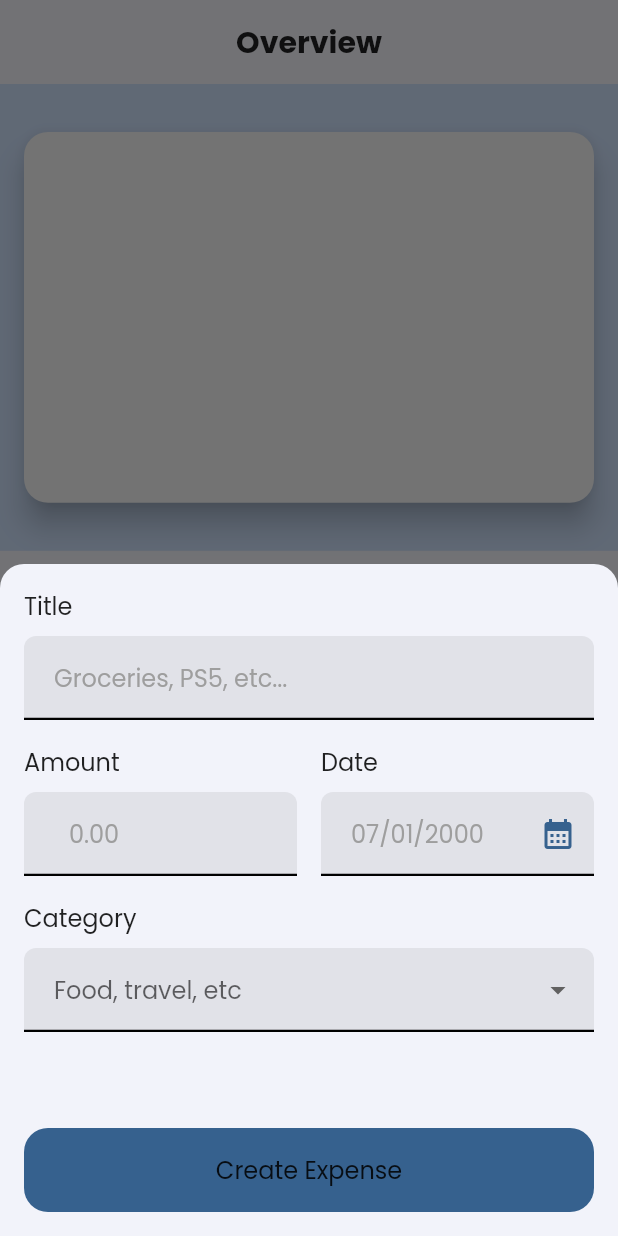
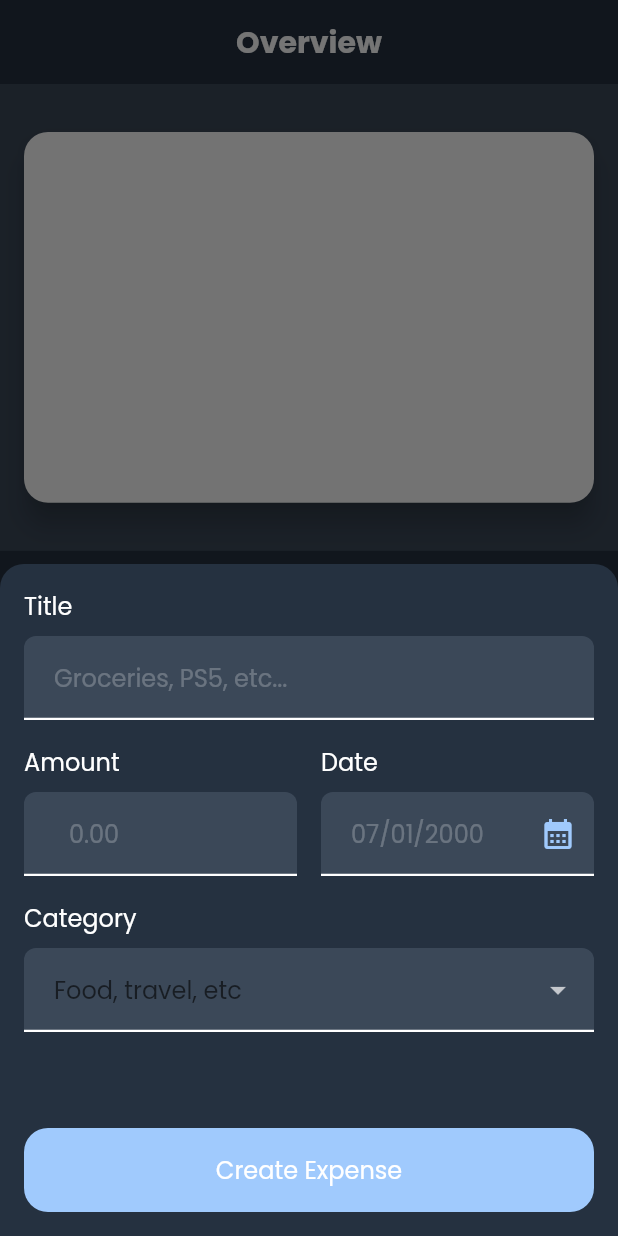
Before and after one commit to TNury/flutter_expenses_app, a Flutter app: the screen it shows after launch, after a tap on the "add" icon, on a phone screen of 412 x 824 dp. Run offline on Flutter 3.47's test engine with Material 2 defaults, Android fonts, the phone set to English and light mode, and no system bars.

Commit message:
feat: Implement dark theme

```diff
--- a/lib/main.dart
+++ b/lib/main.dart
@@ -1,5 +1,6 @@
 import 'package:flutter/material.dart';
 import 'package:flutter_expenses_tracker/theme/theme.dart';
+import 'package:flutter_expenses_tracker/theme/dark_theme.dart';
 import 'package:flutter_expenses_tracker/widgets/screens/expenses_screen.dart';
 
 void main() {
@@ -7,6 +8,8 @@ void main() {
     MaterialApp(
       title: "Flutter Expenses Tracker",
       theme: theme,
+      darkTheme: darkTheme,
+      themeMode: ThemeMode.dark,
       debugShowCheckedModeBanner: false,
       home: const ExpensesScreen(),
     ),
--- a/lib/theme/text_theme.dart
+++ b/lib/theme/text_theme.dart
@@ -1,21 +1,25 @@
 import 'package:flutter/material.dart';
 
-final textTheme = ThemeData().textTheme.copyWith(
+TextTheme textTheme([Color? textColor]) {
+  return ThemeData().textTheme.copyWith(
         // Titles
         titleSmall: ThemeData().textTheme.titleLarge!.copyWith(
               fontFamily: 'Poppins',
               fontSize: 20,
               fontWeight: FontWeight.bold,
+              color: textColor,
             ),
         titleMedium: ThemeData().textTheme.titleLarge!.copyWith(
               fontFamily: 'Poppins',
               fontSize: 24,
               fontWeight: FontWeight.bold,
+              color: textColor,
             ),
         titleLarge: ThemeData().textTheme.titleLarge!.copyWith(
               fontFamily: 'Poppins',
               fontSize: 28,
               fontWeight: FontWeight.bold,
+              color: textColor,
             ),
 
         // Headlines
@@ -23,16 +27,19 @@ final textTheme = ThemeData().textTheme.copyWith(
               fontFamily: 'Poppins',
               fontSize: 20,
               fontWeight: FontWeight.bold,
+              color: textColor,
             ),
         headlineMedium: ThemeData().textTheme.titleLarge!.copyWith(
               fontFamily: 'Poppins',
               fontSize: 24,
               fontWeight: FontWeight.bold,
+              color: textColor,
             ),
         headlineLarge: ThemeData().textTheme.titleLarge!.copyWith(
               fontFamily: 'Poppins',
               fontSize: 28,
               fontWeight: FontWeight.bold,
+              color: textColor,
             ),
 
         // Body texts
@@ -40,37 +47,47 @@ final textTheme = ThemeData().textTheme.copyWith(
               fontFamily: 'Poppins',
               fontSize: 14,
               fontWeight: FontWeight.normal,
+              color: textColor,
             ),
         bodyMedium: ThemeData().textTheme.titleLarge!.copyWith(
               fontFamily: 'Poppins',
               fontSize: 16,
               fontWeight: FontWeight.normal,
+              color: textColor,
             ),
         bodyLarge: ThemeData().textTheme.titleLarge!.copyWith(
               fontFamily: 'Poppins',
               fontSize: 18,
               fontWeight: FontWeight.normal,
+              color: textColor,
             ),
 
         // Label texts
         labelSmall: ThemeData().textTheme.titleLarge!.copyWith(
               fontFamily: 'Poppins',
+              color: textColor,
             ),
         labelMedium: ThemeData().textTheme.titleLarge!.copyWith(
               fontFamily: 'Poppins',
+              color: textColor,
             ),
         labelLarge: ThemeData().textTheme.titleLarge!.copyWith(
               fontFamily: 'Poppins',
+              color: textColor,
             ),
 
         // Display texts
         displaySmall: ThemeData().textTheme.titleLarge!.copyWith(
               fontFamily: 'Poppins',
+              color: textColor,
             ),
         displayMedium: ThemeData().textTheme.titleLarge!.copyWith(
               fontFamily: 'Poppins',
+              color: textColor,
             ),
         displayLarge: ThemeData().textTheme.titleLarge!.copyWith(
               fontFamily: 'Poppins',
+              color: textColor,
             ),
       );
+}
--- a/lib/theme/theme.dart
+++ b/lib/theme/theme.dart
@@ -7,13 +7,13 @@ const _roundedShape = RoundedRectangleBorder(
   ),
 );
 
-UnderlineInputBorder _getInputBorder({Color borderColor = Colors.black}) {
-  return const UnderlineInputBorder(
+UnderlineInputBorder getInputBorder([Color borderColor = Colors.black]) {
+  return UnderlineInputBorder(
     borderSide: BorderSide(
       width: 1.5,
-      color: Colors.black,
+      color: borderColor,
     ),
-    borderRadius: BorderRadius.only(
+    borderRadius: const BorderRadius.only(
       topLeft: Radius.circular(8),
       topRight: Radius.circular(8),
     ),
@@ -30,18 +30,12 @@ final ThemeData theme = ThemeData().copyWith(
 
   scaffoldBackgroundColor: _colorScheme.background,
 
-  textTheme: textTheme,
+  textTheme: textTheme(),
   appBarTheme: const AppBarTheme().copyWith(
+    scrolledUnderElevation: 0,
     backgroundColor: _colorScheme.background,
     centerTitle: true,
-    titleTextStyle: textTheme.titleSmall,
-    shape: const RoundedRectangleBorder(
-      borderRadius: BorderRadius.only(
-        bottomLeft: Radius.circular(8),
-        bottomRight: Radius.circular(8),
-      ),
-    ),
-    // foregroundColor: _colorScheme.primaryContainer,
+    titleTextStyle: textTheme().titleSmall,
   ),
 
   // Dialog theme
@@ -54,6 +48,7 @@ final ThemeData theme = ThemeData().copyWith(
 
   // Bottom sheet theme
   bottomSheetTheme: const BottomSheetThemeData().copyWith(
+    // backgroundColor: _colorScheme.onBackground,
     shape: const RoundedRectangleBorder(
       borderRadius: BorderRadius.only(
         topLeft: Radius.circular(16),
@@ -65,9 +60,8 @@ final ThemeData theme = ThemeData().copyWith(
   // Card theme
   cardTheme: const CardTheme().copyWith(
     elevation: 0,
-    color: _colorScheme.background,
-    surfaceTintColor: _colorScheme.background,
-    shape: _roundedShape,
+    color: Colors.transparent,
+    surfaceTintColor: Colors.transparent,
   ),
 
   // Filled button theme
@@ -90,12 +84,12 @@ final ThemeData theme = ThemeData().copyWith(
   inputDecorationTheme: const InputDecorationTheme().copyWith(
     filled: true,
     contentPadding: const EdgeInsets.all(0),
-    border: _getInputBorder(),
-    focusedBorder: _getInputBorder(),
-    errorBorder: _getInputBorder(borderColor: _colorScheme.error),
-    enabledBorder: _getInputBorder(),
-    disabledBorder: _getInputBorder(),
-    focusedErrorBorder: _getInputBorder(),
+    border: getInputBorder(),
+    focusedBorder: getInputBorder(),
+    errorBorder: getInputBorder(_colorScheme.error),
+    enabledBorder: getInputBorder(),
+    disabledBorder: getInputBorder(),
+    focusedErrorBorder: getInputBorder(),
     hintStyle: const TextStyle(color: Colors.grey),
     prefixStyle: const TextStyle(color: Colors.black),
     errorStyle: const TextStyle(
--- a/lib/widgets/ui/modals/expense_creation_modal.dart
+++ b/lib/widgets/ui/modals/expense_creation_modal.dart
@@ -18,12 +18,7 @@ class ExpenseCreationModal extends StatefulWidget {
 
 class _ExpenseCreationModalState extends State<ExpenseCreationModal> {
   final _formKey = GlobalKey<FormState>();
-  final _formValues = {
-    "title": "",
-    "amount": 0,
-    "category": null,
-    "date": null
-  };
+  final _formValues = {"title": "", "amount": 0, "category": null, "date": null};
 
   void _updateField(String fieldToUpdate, value) {
     setState(() {
@@ -137,7 +132,9 @@ class _ExpenseCreationModalState extends State<ExpenseCreationModal> {
                     onPressed: _submitForm,
                     child: Text(
                       'Create Expense',
-                      style: Theme.of(context).textTheme.bodyMedium,
+                      style: Theme.of(context).textTheme.bodyMedium!.copyWith(
+                            color: Colors.white,
+                          ),
                     ),
                   ),
                 ),
--- a/lib/widgets/ui/specialized/category_selector/category_selector.dart
+++ b/lib/widgets/ui/specialized/category_selector/category_selector.dart
@@ -30,11 +30,9 @@ class CategorySelector extends StatelessWidget {
           decoration: InputDecoration(
             contentPadding: const EdgeInsets.fromLTRB(16, 16, 8, 16),
             hintText: 'Food, travel, etc',
-            hintStyle: TextStyle(
-              fontSize: Theme.of(context).textTheme.bodyMedium!.fontSize,
-              color: Colors.grey,
-              fontWeight: Theme.of(context).textTheme.bodyMedium!.fontWeight,
-            ),
+            hintStyle: Theme.of(context).textTheme.bodyMedium!.copyWith(
+                  color: Theme.of(context).inputDecorationTheme.hintStyle!.color,
+                ),
           ),
           style: Theme.of(context).textTheme.bodyMedium,
           validator: (value) {
@@ -55,6 +53,7 @@ class CategorySelector extends StatelessWidget {
               );
             }).toList();
           },
+          dropdownColor: Theme.of(context).colorScheme.secondaryContainer,
           items: Category.values.map((entry) {
             return DropdownMenuItem(
               value: entry,
--- a/lib/widgets/ui/specialized/chart/chart.dart
+++ b/lib/widgets/ui/specialized/chart/chart.dart
@@ -11,7 +11,7 @@ class Chart extends StatelessWidget {
     return Container(
       padding: const EdgeInsets.symmetric(horizontal: 16, vertical: 32),
       decoration: BoxDecoration(
-        color: Theme.of(context).colorScheme.primaryContainer,
+        color: Theme.of(context).colorScheme.secondaryContainer,
       ),
       child: Material(
         elevation: 8,
```
Also changed, not shown: lib/theme/dark_theme.dart (added, +57 -0 lines). Lines whose indentation alone changed are shown as unchanged.
